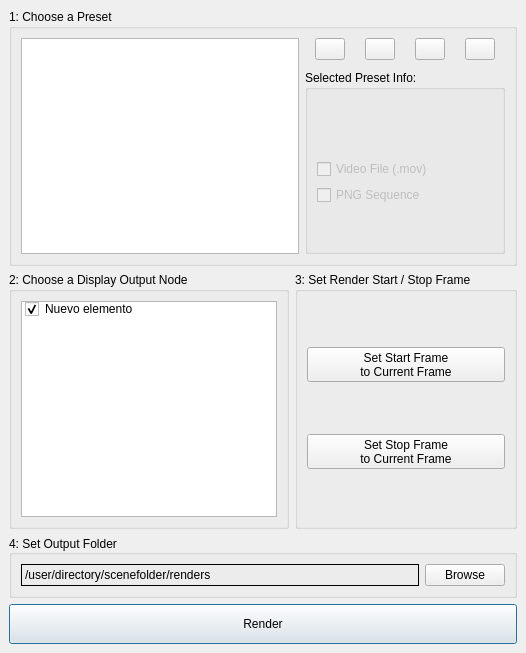
The window that code/EZRender.ui (VisualDroids/EZ-Render-for-Toonboom-Harmony) describes before a commit, drawn with Qt 5.
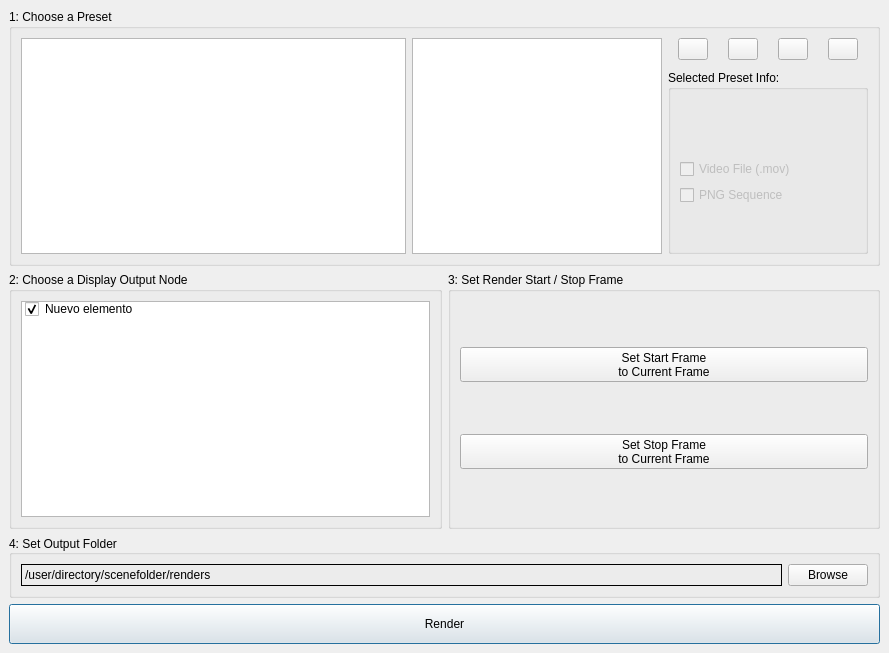
The same window after the commit. Icons and pictures are not drawn.

Commit message: Window Flags enhancements for macOS and Render Success sound alert

Diff of the .ui file:
```diff
--- a/code/EZRender.ui
+++ b/code/EZRender.ui
@@ -6,7 +6,7 @@
    <rect>
     <x>0</x>
     <y>0</y>
-    <width>526</width>
+    <width>889</width>
     <height>653</height>
    </rect>
   </property>
@@ -29,7 +29,7 @@
        </property>
        <item row="1" column="0">
         <layout class="QGridLayout" name="gridLayout_5">
-         <item row="0" column="1">
+         <item row="0" column="2">
           <layout class="QVBoxLayout" name="verticalLayout_4">
            <property name="spacing">
             <number>10</number>
@@ -231,7 +231,7 @@
            </item>
           </layout>
          </item>
-         <item row="0" column="0">
+         <item row="0" column="1">
           <widget class="QListWidget" name="presetListWidget">
            <property name="sizePolicy">
             <sizepolicy hsizetype="Minimum" vsizetype="Expanding">
@@ -277,6 +277,9 @@
            </property>
           </widget>
          </item>
+         <item row="0" column="0">
+          <widget class="QTableWidget" name="tableWidget"/>
+         </item>
         </layout>
        </item>
       </layout>
```
The commit also changes 3 other files.
